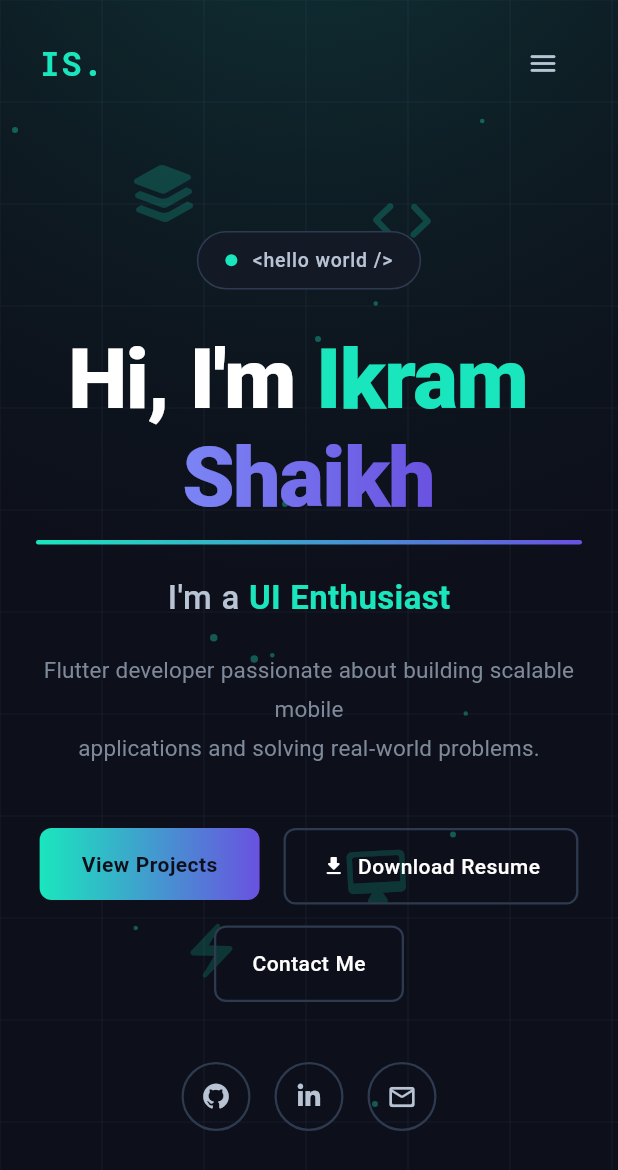
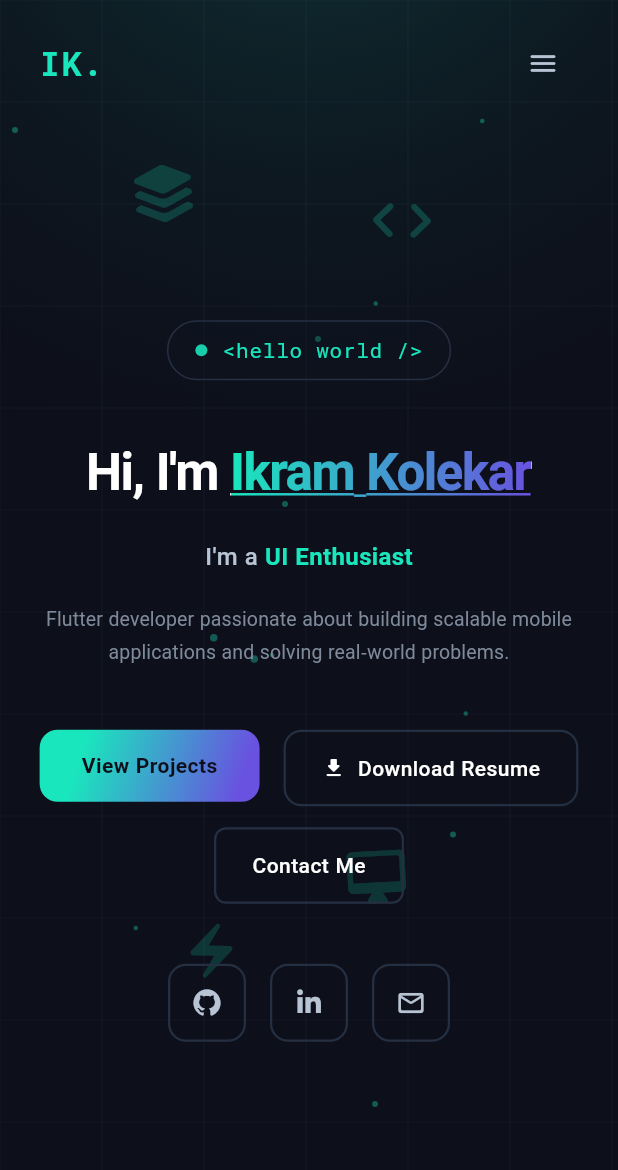
Before and after one commit to shaikhikram04/portfolio, a Flutter app: the screen it shows after launch, on a phone screen of 412 x 824 dp. Shown: the top 1170 px of the screen. Run offline on Flutter 3.47's test engine with Material 3 defaults, Android fonts, the phone set to English and light mode, and no system bars; drawn by our look-alikes of animated_text_kit; our stand-ins replace font_awesome_flutter, google_fonts.

Commit message:
done with top part

```diff
--- a/lib/constants/colors.dart
+++ b/lib/constants/colors.dart
@@ -13,7 +13,7 @@ class AppColors {
   static const Color surface = Color(0xFF1E2540);
 
   /// Darkened pill / badge bg.
-  static const Color badgeBg = Color(0xFF141926);
+  static const Color badgeBg = Color(0xFF0B1526);
 
   // ── Brand / Accent ─────────────────────────────────────────────────────────
   /// Primary teal – used for logo, "Ikram", animated text, borders.
@@ -37,7 +37,7 @@ class AppColors {
 
   // ── UI Elements ────────────────────────────────────────────────────────────
   /// Border for outlined buttons / social icons.
-  static const Color border = Color(0xFF2E3A50);
+  static const Color border = Color(0xFF252F42);
 
   /// Background glow tint (radial, very translucent).
   static const Color glowColor = Color(0xFF1AE6BD);
@@ -49,8 +49,8 @@ class AppColors {
   /// Primary CTA button gradient – teal → purple.
   static const List<Color> primaryGradient = [primary, accent];
 
-  /// Name "Shaikh" gradient – teal → indigo.
-  static const List<Color> shaikhGradient = [secondary, accent];
+  /// Highlight gradient
+  static const List<Color> highlightGradient = [Color(0xFF1DFFD2), accent];
 
   /// Underline gradient – teal → purple.
   static const List<Color> underlineGradient = [primary, accent];
--- a/lib/theme/app_text_styles.dart
+++ b/lib/theme/app_text_styles.dart
@@ -34,18 +34,18 @@ class AppTextStyles {
   );
 
   // ── Badge / Pill ─────────────────────────────────────────────────────────
-  static TextStyle get badge => GoogleFonts.notoSansKaithi(
+  static TextStyle get badge => GoogleFonts.robotoMono(
     fontSize: 13,
-        fontWeight: FontWeight.w500,
-        color: AppColors.textSecondary,
+    fontWeight: FontWeight.w400,
+    color: AppColors.primary,
     letterSpacing: 0.5,
   );
 
   // ── Hero Heading ─────────────────────────────────────────────────────────
   /// "Hi, I'm " – white portion of the main headline.
   static TextStyle get heroHeadingBase => GoogleFonts.notoSansKaithi(
-        fontSize: 56,
-        fontWeight: FontWeight.w800,
+    fontSize: 68,
+    fontWeight: FontWeight.bold,
     color: AppColors.textPrimary,
     height: 1.15,
     letterSpacing: -1.0,
@@ -53,8 +53,8 @@ class AppTextStyles {
 
   /// "Ikram" – teal accent in the headline.
   static TextStyle get heroHeadingTeal => GoogleFonts.notoSansKaithi(
-        fontSize: 56,
-        fontWeight: FontWeight.w800,
+    fontSize: 68,
+    fontWeight: FontWeight.bold,
     color: AppColors.primary,
     height: 1.15,
     letterSpacing: -1.0,
@@ -62,8 +62,8 @@ class AppTextStyles {
 
   /// "Shaikh" – blue-purple gradient mask base (white so ShaderMask shows).
   static TextStyle get heroHeadingGradient => GoogleFonts.notoSansKaithi(
-        fontSize: 56,
-        fontWeight: FontWeight.w800,
+    fontSize: 68,
+    fontWeight: FontWeight.bold,
     color: Colors.white,
     height: 1.15,
     letterSpacing: -1.0,
@@ -72,7 +72,7 @@ class AppTextStyles {
   // ── Animated Subtitle ────────────────────────────────────────────────────
   /// "I'm a " static prefix.
   static TextStyle get subtitleBase => GoogleFonts.notoSansKaithi(
-        fontSize: 22,
+    fontSize: 32,
     fontWeight: FontWeight.w500,
     color: AppColors.textSecondary,
     height: 1.4,
@@ -80,7 +80,7 @@ class AppTextStyles {
 
   /// Typed animated portion – teal highlight.
   static TextStyle get subtitleAnimated => GoogleFonts.notoSansKaithi(
-        fontSize: 22,
+    fontSize: 28,
     fontWeight: FontWeight.w600,
     color: AppColors.primary,
     height: 1.4,
@@ -88,7 +88,7 @@ class AppTextStyles {
 
   // ── Body / Description ───────────────────────────────────────────────────
   static TextStyle get bodyDescription => GoogleFonts.notoSansKaithi(
-        fontSize: 15,
+    fontSize: 18,
     fontWeight: FontWeight.w400,
     color: AppColors.textMuted,
     height: 1.7,
--- a/lib/widgets/background_decorations_widget.dart
+++ b/lib/widgets/background_decorations_widget.dart
@@ -17,11 +17,7 @@ class BackgroundDecorations extends StatelessWidget {
     return Stack(
       children: [
         // ── 1. Grid ─────────────────────────────────────────────────────
-        Positioned.fill(
-          child: CustomPaint(
-            painter: _GridPainter(),
-          ),
-        ),
+        Positioned.fill(child: CustomPaint(painter: _GridPainter())),
 
         // ── 2. Top-centre radial glow (sits on top of grid) ─────────────
         Positioned.fill(
@@ -35,7 +31,7 @@ class BackgroundDecorations extends StatelessWidget {
                   AppColors.glowColor.withValues(alpha: 0.07),
                   Colors.transparent,
                 ],
-                stops: const [0.0, 0.4, 1.0],
+                stops: const [0.0, 0.3, 0.8],
               ),
             ),
           ),
@@ -107,78 +103,138 @@ class BackgroundDecorations extends StatelessWidget {
         const Positioned(
           top: 230,
           left: 210,
-          child: _FloatingDot(size: 4, phase: 0.0, duration: Duration(milliseconds: 2600)),
+          child: _FloatingDot(
+            size: 4,
+            phase: 0.0,
+            duration: Duration(milliseconds: 2600),
+          ),
         ),
         const Positioned(
           top: 340,
           right: 220,
-          child: _FloatingDot(size: 4, phase: 0.5, duration: Duration(milliseconds: 3100)),
+          child: _FloatingDot(
+            size: 4,
+            phase: 0.5,
+            duration: Duration(milliseconds: 3100),
+          ),
         ),
         const Positioned(
           bottom: 260,
           left: 300,
-          child: _FloatingDot(size: 4, phase: 0.2, duration: Duration(milliseconds: 2900)),
+          child: _FloatingDot(
+            size: 4,
+            phase: 0.2,
+            duration: Duration(milliseconds: 2900),
+          ),
         ),
         const Positioned(
           top: 160,
           left: 440,
-          child: _FloatingDot(size: 3, phase: 0.75, duration: Duration(milliseconds: 3400)),
+          child: _FloatingDot(
+            size: 3,
+            phase: 0.75,
+            duration: Duration(milliseconds: 3400),
+          ),
         ),
         const Positioned(
           bottom: 200,
           right: 320,
-          child: _FloatingDot(size: 3, phase: 0.4, duration: Duration(milliseconds: 2700)),
+          child: _FloatingDot(
+            size: 3,
+            phase: 0.4,
+            duration: Duration(milliseconds: 2700),
+          ),
         ),
         // Extra dots – spread across the canvas
         const Positioned(
           top: 80,
           left: 320,
-          child: _FloatingDot(size: 3, phase: 0.1, duration: Duration(milliseconds: 3200)),
+          child: _FloatingDot(
+            size: 3,
+            phase: 0.1,
+            duration: Duration(milliseconds: 3200),
+          ),
         ),
         const Positioned(
           top: 80,
           right: 400,
-          child: _FloatingDot(size: 4, phase: 0.65, duration: Duration(milliseconds: 2500)),
+          child: _FloatingDot(
+            size: 4,
+            phase: 0.65,
+            duration: Duration(milliseconds: 2500),
+          ),
         ),
         const Positioned(
           top: 200,
           right: 160,
-          child: _FloatingDot(size: 3, phase: 0.35, duration: Duration(milliseconds: 3700)),
+          child: _FloatingDot(
+            size: 3,
+            phase: 0.35,
+            duration: Duration(milliseconds: 3700),
+          ),
         ),
         const Positioned(
           top: 420,
           left: 140,
-          child: _FloatingDot(size: 5, phase: 0.85, duration: Duration(milliseconds: 2800)),
+          child: _FloatingDot(
+            size: 5,
+            phase: 0.85,
+            duration: Duration(milliseconds: 2800),
+          ),
         ),
         const Positioned(
           top: 480,
           right: 100,
-          child: _FloatingDot(size: 3, phase: 0.55, duration: Duration(milliseconds: 3300)),
+          child: _FloatingDot(
+            size: 3,
+            phase: 0.55,
+            duration: Duration(milliseconds: 3300),
+          ),
         ),
         const Positioned(
           top: 480,
           left: 520,
-          child: _FloatingDot(size: 4, phase: 0.22, duration: Duration(milliseconds: 2950)),
+          child: _FloatingDot(
+            size: 4,
+            phase: 0.22,
+            duration: Duration(milliseconds: 2950),
+          ),
         ),
         const Positioned(
           bottom: 380,
           left: 180,
-          child: _FloatingDot(size: 3, phase: 0.7, duration: Duration(milliseconds: 3550)),
+          child: _FloatingDot(
+            size: 3,
+            phase: 0.7,
+            duration: Duration(milliseconds: 3550),
+          ),
         ),
         const Positioned(
           bottom: 380,
           right: 240,
-          child: _FloatingDot(size: 5, phase: 0.45, duration: Duration(milliseconds: 2650)),
+          child: _FloatingDot(
+            size: 5,
+            phase: 0.45,
+            duration: Duration(milliseconds: 2650),
+          ),
         ),
         const Positioned(
           bottom: 100,
           left: 420,
-          child: _FloatingDot(size: 3, phase: 0.9, duration: Duration(milliseconds: 3050)),
+          child: _FloatingDot(
+            size: 3,
+            phase: 0.9,
+            duration: Duration(milliseconds: 3050),
+          ),
         ),
         const Positioned(
           bottom: 80,
           right: 160,
-          child: _FloatingDot(size: 4, phase: 0.15, duration: Duration(milliseconds: 2750)),
+          child: _FloatingDot(
+            size: 4,
+            phase: 0.15,
+            duration: Duration(milliseconds: 2750),
+          ),
         ),
       ],
     );
@@ -289,18 +345,11 @@ class _FloatingIconState extends State<_FloatingIcon>
       animation: _ctrl,
       builder: (_, child) => Transform.translate(
         offset: Offset(0, _float.value),
-        child: Transform.rotate(
-          angle: _rotate.value,
-          child: child,
-        ),
+        child: Transform.rotate(angle: _rotate.value, child: child),
       ),
       child: Opacity(
         opacity: widget.opacity,
-        child: Icon(
-          widget.icon,
-          color: AppColors.decorIcon,
-          size: widget.size,
-        ),
+        child: Icon(widget.icon, color: AppColors.decorIcon, size: widget.size),
       ),
     );
   }
@@ -336,8 +385,10 @@ class _FloatingDotState extends State<_FloatingDot>
       ..value = widget.phase
       ..repeat(reverse: true);
 
-    _float = Tween<double>(begin: 6, end: -6)
-        .animate(CurvedAnimation(parent: _ctrl, curve: Curves.easeInOut));
+    _float = Tween<double>(
+      begin: 6,
+      end: -6,
+    ).animate(CurvedAnimation(parent: _ctrl, curve: Curves.easeInOut));
   }
 
   @override
--- a/lib/widgets/hero_section_widget.dart
+++ b/lib/widgets/hero_section_widget.dart
@@ -10,16 +10,16 @@ class HeroSection extends StatelessWidget {
   const HeroSection({super.key});
 
   // ── Social links ──────────────────────────────────────────────────────────
-  static const String _githubUrl = 'https://github.com/';
-  static const String _linkedInUrl = 'https://linkedin.com/in/';
-  static const String _emailUrl = 'mailto:ikram@example.com';
+  static const String _githubUrl = 'https://github.com/shaikhikram04';
+  static const String _linkedInUrl =
+      'https://www.linkedin.com/in/ikram-kolekar-95b5b0250';
+  static const String _emailUrl = 'mailto:ikramkolekar045@gmail.com';
 
   // ── Typed role strings ────────────────────────────────────────────────────
   static const List<String> _roles = [
     'UI Enthusiast',
     'Flutter Developer',
-    'Mobile Engineer',
-    'Open Source Fan',
+    'Mobile App Builder',
   ];
 
   @override
@@ -35,27 +35,18 @@ class HeroSection extends StatelessWidget {
             children: [
               // ── Badge ─────────────────────────────────────────────────
               _HeroBadge(),
-              const SizedBox(height: 28),
+              const SizedBox(height: 42),
 
               // ── Main heading ──────────────────────────────────────────
               _HeroHeading(),
-              const SizedBox(height: 10),
-
-              // ── Gradient underline ────────────────────────────────────
-              _GradientUnderline(),
-              const SizedBox(height: 20),
+              const SizedBox(height: 24),
 
               // ── Animated subtitle ─────────────────────────────────────
               _AnimatedSubtitle(),
               const SizedBox(height: 20),
 
               // ── Description ───────────────────────────────────────────
-              Text(
-                'Flutter developer passionate about building scalable mobile\n'
-                'applications and solving real-world problems.',
-                style: AppTextStyles.bodyDescription,
-                textAlign: TextAlign.center,
-              ),
+              _HeroDescription(),
               const SizedBox(height: 40),
 
               // ── CTA buttons ───────────────────────────────────────────
@@ -81,20 +72,52 @@ class HeroSection extends StatelessWidget {
 // ─────────────────────────────────────────────────────────────────────────────
 
 /// Dark pill badge – dot + code greeting text.
-class _HeroBadge extends StatelessWidget {
+/// Continuously pulses opacity 100% → 50% → 100% for a breathing effect.
+class _HeroBadge extends StatefulWidget {
+  @override
+  State<_HeroBadge> createState() => _HeroBadgeState();
+}
+
+class _HeroBadgeState extends State<_HeroBadge>
+    with SingleTickerProviderStateMixin {
+  late final AnimationController _ctrl;
+  late final Animation<double> _opacity;
+
+  @override
+  void initState() {
+    super.initState();
+    _ctrl = AnimationController(
+      vsync: this,
+      duration: const Duration(milliseconds: 1800),
+    )..repeat(reverse: true);
+
+    _opacity = Tween<double>(
+      begin: 1.0,
+      end: 0.5,
+    ).animate(CurvedAnimation(parent: _ctrl, curve: Curves.easeInOut));
+  }
+
+  @override
+  void dispose() {
+    _ctrl.dispose();
+    super.dispose();
+  }
+
   @override
   Widget build(BuildContext context) {
     return Container(
       padding: const EdgeInsets.symmetric(horizontal: 18, vertical: 9),
       decoration: BoxDecoration(
-        color: AppColors.badgeBg,
+        color: AppColors.badgeBg.withValues(alpha: 0.2),
         borderRadius: BorderRadius.circular(24),
         border: Border.all(color: AppColors.border, width: 1),
       ),
       child: Row(
         mainAxisSize: MainAxisSize.min,
         children: [
-          Container(
+          FadeTransition(
+            opacity: _opacity,
+            child: Container(
               width: 8,
               height: 8,
               decoration: const BoxDecoration(
@@ -102,10 +125,11 @@ class _HeroBadge extends StatelessWidget {
                 shape: BoxShape.circle,
               ),
             ),
+          ),
           const SizedBox(width: 10),
           Text(
             '<hello world />',
-            style: AppTextStyles.badge,
+            style: AppTextStyles.badge.copyWith(fontSize: 14),
           ),
         ],
       ),
@@ -113,45 +137,57 @@ class _HeroBadge extends StatelessWidget {
   }
 }
 
-/// "Hi, I'm [Ikram] [Shaikh]" – mixed-colour headline.
+/// "Hi, I'm [Ikram Kolekar]" – single-line heading with responsive font size.
+///
+/// The underline is drawn via [TextDecoration] on the same [Text] widget,
+/// so [ShaderMask] applies the gradient to both text AND underline in a single
+/// paint pass. This eliminates the font-loading race condition that occurred
+/// when using [IntrinsicWidth] + a separate underline [Container].
 class _HeroHeading extends StatelessWidget {
+  static double _fontSize(double width) {
+    if (width < 400) return 28;
+    if (width < 500) return 34;
+    if (width < 600) return 42;
+    if (width < 750) return 52;
+    if (width < 900) return 60;
+    return 68;
+  }
+
   @override
   Widget build(BuildContext context) {
-    return Wrap(
-      alignment: WrapAlignment.center,
-      crossAxisAlignment: WrapCrossAlignment.center,
+    final fs = _fontSize(MediaQuery.of(context).size.width);
+
+    return FittedBox(
+      fit: BoxFit.scaleDown,
+      child: Row(
+        mainAxisSize: MainAxisSize.min,
+        crossAxisAlignment: CrossAxisAlignment.center,
         children: [
-        Text("Hi, I'm ", style: AppTextStyles.heroHeadingBase),
-        Text('Ikram ', style: AppTextStyles.heroHeadingTeal),
-        // "Shaikh" with a blue→purple gradient via ShaderMask
+          Text(
+            "Hi, I'm ",
+            style: AppTextStyles.heroHeadingBase.copyWith(fontSize: fs),
+          ),
+          // ShaderMask applies the gradient to both the text glyphs and the
+          // TextDecoration underline in one pass – width always matches exactly.
           ShaderMask(
             shaderCallback: (bounds) => const LinearGradient(
-            colors: AppColors.shaikhGradient,
+              colors: AppColors.primaryGradient,
               begin: Alignment.centerLeft,
               end: Alignment.centerRight,
-          ).createShader(
-            Rect.fromLTWH(0, 0, bounds.width, bounds.height),
+            ).createShader(Rect.fromLTWH(0, 0, bounds.width, bounds.height)),
+            blendMode: BlendMode.srcIn,
+            child: Text(
+              'Ikram Kolekar',
+              style: AppTextStyles.heroHeadingGradient.copyWith(
+                fontSize: fs,
+                color: Colors.white,
+                decoration: TextDecoration.underline,
+                decorationColor: Colors.white,
+                decorationThickness: 1,
               ),
-          blendMode: BlendMode.srcIn,
-          child: Text('Shaikh', style: AppTextStyles.heroHeadingGradient),
+            ),
           ),
         ],
-    );
-  }
-}
-
-/// Horizontal gradient line below the heading.
-class _GradientUnderline extends StatelessWidget {
-  @override
-  Widget build(BuildContext context) {
-    return Container(
-      width: 420,
-      height: 3,
-      decoration: BoxDecoration(
-        borderRadius: BorderRadius.circular(2),
-        gradient: const LinearGradient(
-          colors: AppColors.underlineGradient,
-        ),
       ),
     );
   }
@@ -159,18 +195,33 @@ class _GradientUnderline extends StatelessWidget {
 
 /// "I'm a [UI Enthusiast]|" – static prefix + animated typed part.
 class _AnimatedSubtitle extends StatelessWidget {
+  static double _fontSize(double width) {
+    if (width < 400) return 13;
+    if (width < 500) return 16;
+    if (width < 600) return 20;
+    if (width < 750) return 24;
+    if (width < 900) return 28;
+    return 32;
+  }
+
   @override
   Widget build(BuildContext context) {
+    final fs = _fontSize(MediaQuery.of(context).size.width);
     return Row(
       mainAxisAlignment: MainAxisAlignment.center,
       children: [
-        Text("I'm a ", style: AppTextStyles.subtitleBase),
+        Text(
+          "I'm a ",
+          style: AppTextStyles.subtitleBase.copyWith(fontSize: fs),
+        ),
         AnimatedTextKit(
           animatedTexts: HeroSection._roles
               .map(
                 (role) => TyperAnimatedText(
                   role,
-                  textStyle: AppTextStyles.subtitleAnimated,
+                  textStyle: AppTextStyles.subtitleAnimated.copyWith(
+                    fontSize: fs,
+                  ),
                   speed: const Duration(milliseconds: 80),
                 ),
               )
@@ -180,6 +231,29 @@ class _AnimatedSubtitle extends StatelessWidget {
           displayFullTextOnTap: false,
         ),
       ],
+    );
+  }
+}
+
+/// Responsive body description paragraph.
+class _HeroDescription extends StatelessWidget {
+  static double _fontSize(double width) {
+    if (width < 400) return 12;
+    if (width < 500) return 13;
+    if (width < 600) return 14;
+    if (width < 750) return 15;
+    if (width < 900) return 16;
+    return 18;
+  }
+
+  @override
+  Widget build(BuildContext context) {
+    final fs = _fontSize(MediaQuery.of(context).size.width);
+    return Text(
+      'Flutter developer passionate about building scalable mobile\n'
+      'applications and solving real-world problems.',
+      style: AppTextStyles.bodyDescription.copyWith(fontSize: fs),
+      textAlign: TextAlign.center,
     );
   }
 }
@@ -194,10 +268,7 @@ class _CtaButtons extends StatelessWidget {
       alignment: WrapAlignment.center,
       children: [
         // Gradient primary button
-        _GradientButton(
-          label: 'View Projects',
-          onTap: () {},
-        ),
+        _GradientButton(label: 'View Projects', onTap: () {}),
         // Download Resume – outlined
         _OutlinedIconButton(
           label: 'Download Resume',
@@ -205,10 +276,7 @@ class _CtaButtons extends StatelessWidget {
           onTap: () {},
         ),
         // Contact Me – outlined
-        _OutlinedButton(
-          label: 'Contact Me',
-          onTap: () {},
-        ),
+        _OutlinedButton(label: 'Contact Me', onTap: () {}),
       ],
     );
   }
@@ -240,21 +308,15 @@ class _GradientButtonState extends State<_GradientButton> {
           duration: const Duration(milliseconds: 180),
           padding: const EdgeInsets.symmetric(horizontal: 28, vertical: 14),
           decoration: BoxDecoration(
-            borderRadius: BorderRadius.circular(8),
+            borderRadius: BorderRadius.circular(12),
             gradient: LinearGradient(
               colors: _hovered
-                  ? [AppColors.accent, AppColors.primary]
+                  ? AppColors.highlightGradient
                   : AppColors.primaryGradient,
+              begin: Alignment.topLeft,
+              end: Alignment.bottomRight,
+              stops: _hovered ? const [0.3, 0.9] : const [0.2, 0.9],
             ),
-            boxShadow: _hovered
-                ? [
-                    BoxShadow(
-                      color: AppColors.primary.withValues(alpha: 0.35),
-                      blurRadius: 20,
-                      offset: const Offset(0, 6),
-                    )
-                  ]
-                : [],
           ),
           child: Text(widget.label, style: AppTextStyles.buttonPrimary),
         ),
@@ -294,7 +356,7 @@ class _OutlinedIconButtonState extends State<_OutlinedIconButton> {
           duration: const Duration(milliseconds: 180),
           padding: const EdgeInsets.symmetric(horizontal: 24, vertical: 14),
           decoration: BoxDecoration(
-            borderRadius: BorderRadius.circular(8),
+            borderRadius: BorderRadius.circular(12),
             color: _hovered
                 ? AppColors.border.withValues(alpha: 0.5)
                 : Colors.transparent,
@@ -306,11 +368,7 @@ class _OutlinedIconButtonState extends State<_OutlinedIconButton> {
           child: Row(
             mainAxisSize: MainAxisSize.min,
             children: [
-              Icon(
-                widget.icon,
-                size: 16,
-                color: AppColors.textPrimary,
-              ),
+              Icon(widget.icon, size: 16, color: AppColors.textPrimary),
               const SizedBox(width: 8),
               Text(widget.label, style: AppTextStyles.buttonOutlined),
             ],
@@ -445,10 +503,9 @@ class _SocialIconButtonState extends State<_SocialIconButton> {
           onTap: widget.onTap,
           child: AnimatedContainer(
             duration: const Duration(milliseconds: 180),
-            width: 46,
-            height: 46,
+            width: 52,
+            height: 52,
             decoration: BoxDecoration(
-              shape: BoxShape.circle,
               color: _hovered
                   ? AppColors.primary.withValues(alpha: 0.12)
                   : Colors.transparent,
@@ -456,12 +513,13 @@ class _SocialIconButtonState extends State<_SocialIconButton> {
                 color: _hovered ? AppColors.primary : AppColors.border,
                 width: 1.5,
               ),
+              borderRadius: BorderRadius.circular(12),
             ),
             child: Center(
               child: widget.isFA
                   ? FaIcon(
                       widget.icon,
-                      size: 17,
+                      size: 18,
                       color: _hovered
                           ? AppColors.primary
                           : AppColors.textSecondary,
--- a/lib/widgets/navbar_widget.dart
+++ b/lib/widgets/navbar_widget.dart
@@ -234,7 +234,7 @@ class _LogoText extends StatelessWidget {
       text: TextSpan(
         children: [
           TextSpan(
-            text: 'IS',
+            text: 'IK',
             style: AppTextStyles.logo,
           ),
           TextSpan(
```
Lines whose indentation alone changed are shown as unchanged.
